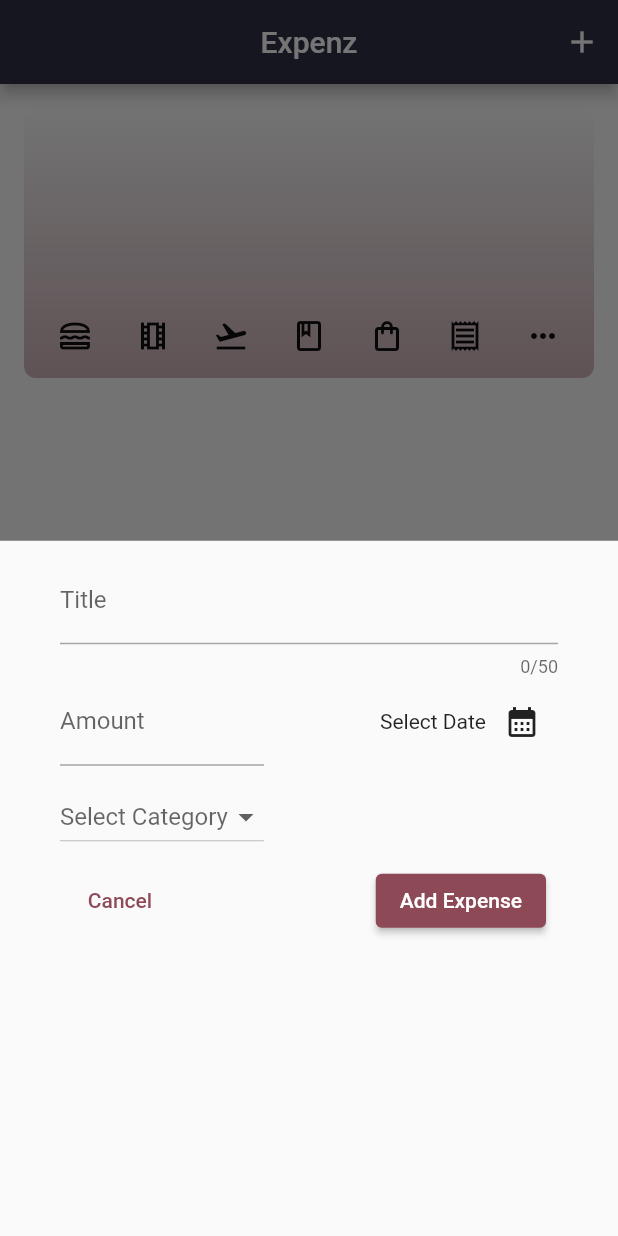
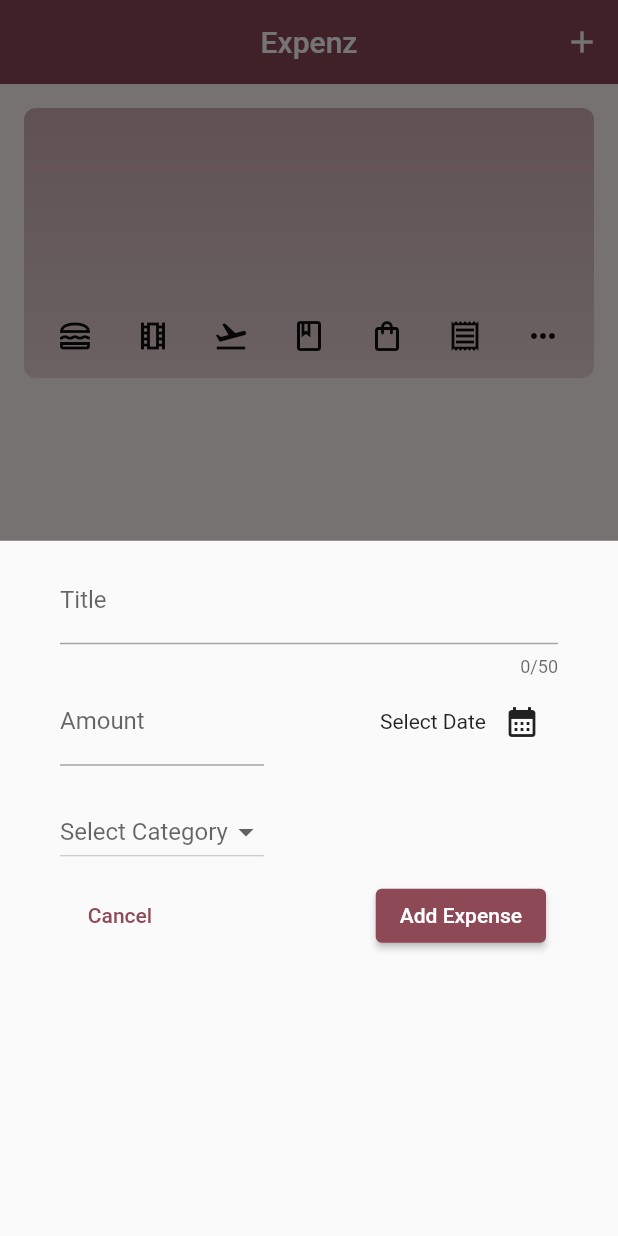
Before and after one commit to sreenath-kp/Expenz, a Flutter app: the screen it shows after launch, after a tap on the "add" icon, on a phone screen of 412 x 824 dp. Run offline on Flutter 3.47's test engine with Material 2 defaults, Android fonts, the phone set to English and light mode, and no system bars; network calls fail.

```diff
--- /dev/null
+++ b/lib/database.dart
@@ -0,0 +1,26 @@
+import 'dart:convert';
+import 'package:expenz/model/expense.dart';
+import 'package:http/http.dart' as http;
+import 'package:http/http.dart';
+
+class Database {
+  static Future<Response> send(Expense newExpense) async {
+    final url = Uri.https(
+        'expenz-f4a64-default-rtdb.firebaseio.com', 'expenz-list.json');
+    final response = await http.post(
+      url,
+      headers: {
+        'Content-Type': 'application/json',
+      },
+      body: json.encode(
+        {
+          'title': newExpense.title,
+          'amount': newExpense.amount,
+          'date': newExpense.date.toUtc().toString(),
+          'category': newExpense.category.name.toString(),
+        },
+      ),
+    );
+    return response;
+  }
+}
--- a/lib/expenz.dart
+++ b/lib/expenz.dart
@@ -1,7 +1,9 @@
+import 'dart:convert';
 import 'package:expenz/model/expense.dart';
 import 'package:expenz/widgets/chart.dart';
 import 'package:expenz/widgets/expenses_list.dart';
 import 'package:expenz/widgets/new_expense.dart';
+import 'package:http/http.dart' as http;
 import 'package:flutter/material.dart';
 
 class Expenses extends StatefulWidget {
@@ -12,9 +14,41 @@ class Expenses extends StatefulWidget {
 }
 
 class _ExpensesState extends State<Expenses> {
-  final List<Expense> _expenseList = [];
+  late List<Expense> _expenseList = [];
 
-  void _openAddExpenseOverlay() {
+  @override
+  void initState() {
+    super.initState();
+    _loadItems();
+  }
+
+  void _loadItems() async {
+    final url = Uri.https(
+        'expenz-f4a64-default-rtdb.firebaseio.com', 'expenz-list.json');
+    final response = await http.get(url);
+    final Map<String, dynamic>? listData = json.decode(response.body);
+
+    final List<Expense> loadedItems = [];
+    if (listData != null) {
+      for (final item in listData.entries) {
+        loadedItems.add(
+          Expense(
+            title: item.value['title'],
+            amount: item.value['amount'],
+            date: DateTime.parse(item.value['date']),
+            category: Category.values.byName(
+              item.value['category'],
+            ),
+          ),
+        );
+      }
+    }
+    setState(() {
+      _expenseList = loadedItems;
+    });
+  }
+
+  void _openAddExpenseOverlay() async {
     showModalBottomSheet(
       context: context,
       constraints: const BoxConstraints(
@@ -28,13 +62,29 @@ class _ExpensesState extends State<Expenses> {
     setState(() {
       _expenseList.add(expense);
     });
+    // _loadItems();
   }
 
+// TODO: Delete function need to be set
   void _removeExpense(Expense expense) {
     final index = _expenseList.indexOf(expense);
+    // final url = Uri.https(
+    //     'expenz-f4a64-default-rtdb.firebaseio.com', 'expenz-list.json');
     setState(() {
       _expenseList.remove(expense);
     });
+    // http.delete(
+    //   url,
+    //   body: json.encode(
+    //     {
+    //       'title': expense.title,
+    //       'amount': expense.amount,
+    //       'date': expense.date.toUtc().toString(),
+    //       'category': expense.category.name.toString(),
+    //     },
+    //   ),
+    // );
+
     ScaffoldMessenger.of(context).clearSnackBars();
     ScaffoldMessenger.of(context).showSnackBar(
       SnackBar(
@@ -54,6 +104,7 @@ class _ExpensesState extends State<Expenses> {
 
   @override
   Widget build(BuildContext context) {
+    final width = MediaQuery.of(context).size.width;
     Widget mainContent = const Center(
       child: Text('No expenses added yet!'),
     );
@@ -64,10 +115,11 @@ class _ExpensesState extends State<Expenses> {
       );
     }
     return Scaffold(
+      backgroundColor: Theme.of(context).colorScheme.background,
       appBar: AppBar(
         foregroundColor: Colors.white,
-        backgroundColor: const Color(0xFF303046),
         title: const Text('Expenz'),
+        elevation: 0,
         centerTitle: true,
         actions: [
           IconButton(
@@ -76,16 +128,23 @@ class _ExpensesState extends State<Expenses> {
           ),
         ],
       ),
-      body: Center(
-        child: Column(
+      body: width < 600
+          ? Column(
               children: [
                 Chart(expenses: _expenseList),
                 Expanded(
                   child: mainContent,
                 ),
               ],
+            )
+          : Row(children: [
+              Expanded(
+                child: Chart(expenses: _expenseList),
               ),
+              Expanded(
+                child: mainContent,
               ),
+            ]),
     );
   }
 }
--- a/lib/main.dart
+++ b/lib/main.dart
@@ -15,7 +15,7 @@ class MainApp extends StatelessWidget {
       darkTheme: ThemeData.dark().copyWith(
         colorScheme: ColorScheme.fromSeed(
           brightness: Brightness.dark,
-          seedColor: const Color(0xFF0E0D0D),
+          seedColor: const Color(0xFF00ab75),
           onSurface: Colors.white,
         ),
       ),
@@ -24,9 +24,10 @@ class MainApp extends StatelessWidget {
           seedColor: const Color(0xFF0E0D0D),
         ),
         cardTheme: const CardTheme(
-            color: Color.fromARGB(255, 200, 200, 220),
-            margin: EdgeInsets.symmetric(vertical: 5),
-            elevation: 4),
+          color: Color.fromARGB(255, 200, 200, 220),
+          margin: EdgeInsets.symmetric(vertical: 5),
+          elevation: 4,
+        ),
       ),
       // themeMode: ThemeMode.system,
       home: const Expenses(),
--- a/lib/widgets/chart.dart
+++ b/lib/widgets/chart.dart
@@ -48,8 +48,8 @@ class Chart extends StatelessWidget {
         borderRadius: BorderRadius.circular(8),
         gradient: LinearGradient(
           colors: [
-            Theme.of(context).colorScheme.primary.withOpacity(0.4),
-            Theme.of(context).colorScheme.primary.withOpacity(0.0)
+            Theme.of(context).colorScheme.primary.withOpacity(0.2),
+            Theme.of(context).colorScheme.primary.withOpacity(0.4)
           ],
           begin: Alignment.bottomCenter,
           end: Alignment.topCenter,
@@ -79,12 +79,6 @@ class Chart extends StatelessWidget {
                       padding: const EdgeInsets.symmetric(horizontal: 4),
                       child: Icon(
                         categoryIcons[bucket.category],
-                        // color: isDarkMode
-                        //     ? Theme.of(context).colorScheme.secondary
-                        //     : Theme.of(context)
-                        //         .colorScheme
-                        //         .primary
-                        //         .withOpacity(0.65),
                         color:
                             isDarkMode ? Colors.white : const Color(0xFF0E0D0D),
                       ),
--- a/lib/widgets/expense_item.dart
+++ b/lib/widgets/expense_item.dart
@@ -57,7 +57,7 @@ class _ExpenseItemState extends State<ExpenseItem> {
                     TextButton(
                       style: ButtonStyle(
                         foregroundColor: MaterialStateProperty.all(
-                          const Color(0xFF0E0D0D),
+                          Theme.of(context).colorScheme.onSurface,
                         ),
                       ),
                       onPressed: () {},
@@ -66,7 +66,7 @@ class _ExpenseItemState extends State<ExpenseItem> {
                     TextButton(
                       style: ButtonStyle(
                         foregroundColor: MaterialStateProperty.all(
-                          const Color(0xFF0E0D0D),
+                          Theme.of(context).colorScheme.onSurface,
                         ),
                       ),
                       onPressed: () {},
--- a/lib/widgets/new_expense.dart
+++ b/lib/widgets/new_expense.dart
@@ -1,5 +1,9 @@
+import 'dart:convert';
+
+import 'package:expenz/database.dart';
 import 'package:flutter/material.dart';
 import 'package:expenz/model/expense.dart';
+import 'package:http/http.dart' as http;
 
 class NewExpense extends StatefulWidget {
   const NewExpense(this.addExpense, {super.key});
@@ -22,24 +26,13 @@ class _NewExpenseState extends State<NewExpense> {
       initialDate: now,
       firstDate: DateTime(now.year - 1, now.month, now.day),
       lastDate: now,
-      // builder: (context, child) {
-      //   return Theme(
-      //     data: Theme.of(context).copyWith(
-      //       colorScheme: const ColorScheme.light(
-      //         primary: Color(0xFF303046),
-      //         onPrimary: Colors.white,
-      //       ),
-      //     ),
-      //     child: child!,
-      //   );
-      // },
     );
     setState(() {
       _selectedDate = pickedDate;
     });
   }
 
-  void _submitExpenseData() {
+  void _submitExpenseData() async {
     final enteredAmount = double.tryParse(_amount.text);
     final amountInvalid = enteredAmount == null || enteredAmount <= 0;
     if (_title.text.trim().isEmpty || amountInvalid || _selectedDate == null) {
@@ -68,7 +61,13 @@ class _NewExpenseState extends State<NewExpense> {
       category:
           _selectedCategory == null ? Category.Others : _selectedCategory!,
     );
-    widget.addExpense(newExpense);
+    await Database.send(newExpense);// new expense sent to database
+    widget.addExpense(newExpense); // new expense is added locally
+
+    // TODO: Remove reduntant code
+    //
+    // ignore: use_build_context_synchronously
+    if (!context.mounted) return;
     Navigator.of(context).pop();
   }
 
@@ -81,44 +80,104 @@ class _NewExpenseState extends State<NewExpense> {
 
   @override
   Widget build(BuildContext context) {
-    return Padding(
-      padding: const EdgeInsets.symmetric(horizontal: 40.0, vertical: 10.0),
+    final keyboardspace = MediaQuery.of(context).viewInsets.bottom;
+    final width = MediaQuery.of(context).size.width;
+
+    return LayoutBuilder(builder: (context, constraints) {
+      return SizedBox(
+        height: width < 600 ? 500 : double.infinity,
+        child: SingleChildScrollView(
+          child: Padding(
+            padding:
+                EdgeInsets.fromLTRB(40.0, 10.0, 40.0, 10.0 + keyboardspace),
             child: Column(
               crossAxisAlignment: CrossAxisAlignment.start,
               children: [
-          TextField(
+                if (constraints.maxWidth >= 600)
+                  Row(
+                    mainAxisAlignment: MainAxisAlignment.spaceBetween,
+                    crossAxisAlignment: CrossAxisAlignment.start,
+                    children: [
+                      Expanded(
+                        child: TextField(
                           controller: _title,
-            // cursorColor: const Color(0xFF0E0D0D),
                           maxLength: 50,
                           decoration: const InputDecoration(
                             labelText: 'Title',
-              // labelStyle: TextStyle(
-              //   color: Color(0xFF0E0D0D),
-              // ),
-              // focusedBorder: UnderlineInputBorder(
-              //   borderSide: BorderSide(
-              //     color: Color(0xFF0E0D0D),
-              //   ),
-              // ),
                           ),
                         ),
+                      ),
+                      const SizedBox(width: 100),
+                      Expanded(
+                        child: TextField(
+                          controller: _amount,
+                          decoration: const InputDecoration(
+                            prefixText: '₹',
+                            labelText: 'Amount',
+                          ),
+                          keyboardType: TextInputType.number,
+                        ),
+                      ),
+                    ],
+                  )
+                else
+                  TextField(
+                    controller: _title,
+                    maxLength: 50,
+                    decoration: const InputDecoration(
+                      labelText: 'Title',
+                    ),
+                  ),
+                if (constraints.maxWidth >= 600)
+                  Padding(
+                    padding: const EdgeInsets.symmetric(vertical: 20.0),
+                    child: Row(
+                      mainAxisSize: MainAxisSize.min,
+                      children: [
+                        DropdownButton(
+                            hint: const Text('Select Category'),
+                            value: _selectedCategory,
+                            items: Category.values
+                                .map(
+                                  (category) => DropdownMenuItem(
+                                    value: category,
+                                    child: Text(category.name.toString()),
+                                  ),
+                                )
+                                .toList(),
+                            onChanged: (value) {
+                              setState(() {
+                                _selectedCategory = value;
+                              });
+                            }),
+                        const SizedBox(width: 50),
+                        Row(
+                          mainAxisAlignment: MainAxisAlignment.end,
+                          children: [
+                            Text(_selectedDate == null
+                                ? 'Select Date'
+                                : formatter.format(_selectedDate!)),
+                            IconButton(
+                              onPressed: datePicker,
+                              icon: const Icon(Icons.calendar_month),
+                            )
+                          ],
+                        ),
+                      ],
+                    ),
+                  )
+                else
+                  Column(
+                    crossAxisAlignment: CrossAxisAlignment.start,
+                    children: [
                       Row(
                         children: [
                           Expanded(
                             child: TextField(
                               controller: _amount,
-                  // cursorColor: const Color(0xFF0E0D0D),
                               decoration: const InputDecoration(
                                 prefixText: '₹',
                                 labelText: 'Amount',
-                    // labelStyle: TextStyle(
-                    //   color: Color(0xFF0E0D0D),
-                    // ),
-                    // focusedBorder: UnderlineInputBorder(
-                    //   borderSide: BorderSide(
-                    //     color: Color(0xFF0E0D0D),
-                    //   ),
-                    // ),
                               ),
                               keyboardType: TextInputType.number,
                             ),
@@ -137,10 +196,10 @@ class _NewExpenseState extends State<NewExpense> {
                                 )
                               ],
                             ),
-              )
+                          ),
                         ],
                       ),
-          const SizedBox(height: 10),
+                      const SizedBox(height: 20.0),
                       DropdownButton(
                           hint: const Text('Select Category'),
                           value: _selectedCategory,
@@ -157,12 +216,13 @@ class _NewExpenseState extends State<NewExpense> {
                               _selectedCategory = value;
                             });
                           }),
+                    ],
+                  ),
                 ButtonBar(
                   alignment: MainAxisAlignment.spaceBetween,
                   children: [
                     TextButton(
                       style: ButtonStyle(
-                  // foregroundColor: MaterialStateProperty.all(Colors.black54),
                         overlayColor: MaterialStateColor.resolveWith(
                           (states) => const Color(0xFF0E0D0D).withOpacity(0.2),
                         ),
@@ -174,16 +234,15 @@ class _NewExpenseState extends State<NewExpense> {
                     ),
                     ElevatedButton(
                       onPressed: _submitExpenseData,
-                // style: ButtonStyle(
-                //   backgroundColor:
-                //       MaterialStateProperty.all(const Color(0xFF0E0D0D)),
-                // ),
                       child: const Text('Add Expense'),
                     ),
                   ],
                 ),
               ],
             ),
+          ),
+        ),
       );
+    });
   }
 }
--- a/pubspec.yaml
+++ b/pubspec.yaml
@@ -9,6 +9,7 @@ environment:
 dependencies:
   flutter:
     sdk: flutter
+  http: ^1.0.0
   intl: ^0.18.1
   uuid: ^3.0.7
 
```
Also changed, not shown: pubspec.lock. Lines whose indentation alone changed are shown as unchanged.
